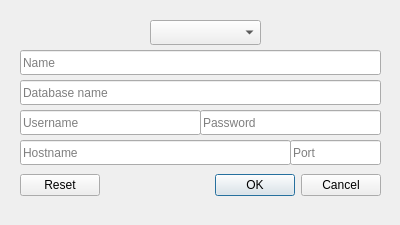
This is changedbs.ui in Airdawg5571/DB-MigrationTool as Qt 5 draws it before an edit. The edited form follows.
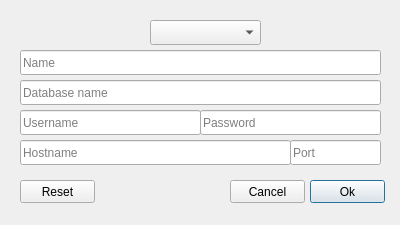
This is the edited form.

The edit to the form file:
```diff
--- a/changedbs.ui
+++ b/changedbs.ui
@@ -34,22 +34,6 @@
   <property name="modal">
    <bool>true</bool>
   </property>
-  <widget class="QDialogButtonBox" name="buttonBox">
-   <property name="geometry">
-    <rect>
-     <x>20</x>
-     <y>170</y>
-     <width>361</width>
-     <height>31</height>
-    </rect>
-   </property>
-   <property name="orientation">
-    <enum>Qt::Horizontal</enum>
-   </property>
-   <property name="standardButtons">
-    <set>QDialogButtonBox::Cancel|QDialogButtonBox::Ok|QDialogButtonBox::Reset</set>
-   </property>
-  </widget>
   <widget class="QLineEdit" name="lnName">
    <property name="geometry">
     <rect>
@@ -144,6 +128,45 @@
     </rect>
    </property>
   </widget>
+  <widget class="QPushButton" name="btnOk">
+   <property name="geometry">
+    <rect>
+     <x>310</x>
+     <y>180</y>
+     <width>75</width>
+     <height>23</height>
+    </rect>
+   </property>
+   <property name="text">
+    <string>Ok</string>
+   </property>
+  </widget>
+  <widget class="QPushButton" name="btnCancel">
+   <property name="geometry">
+    <rect>
+     <x>230</x>
+     <y>180</y>
+     <width>75</width>
+     <height>23</height>
+    </rect>
+   </property>
+   <property name="text">
+    <string>Cancel</string>
+   </property>
+  </widget>
+  <widget class="QPushButton" name="btnReset">
+   <property name="geometry">
+    <rect>
+     <x>20</x>
+     <y>180</y>
+     <width>75</width>
+     <height>23</height>
+    </rect>
+   </property>
+   <property name="text">
+    <string>Reset</string>
+   </property>
+  </widget>
  </widget>
  <resources/>
  <connections>
```
Left out of the diff: 47 changed lines with no effect on the pictures.
